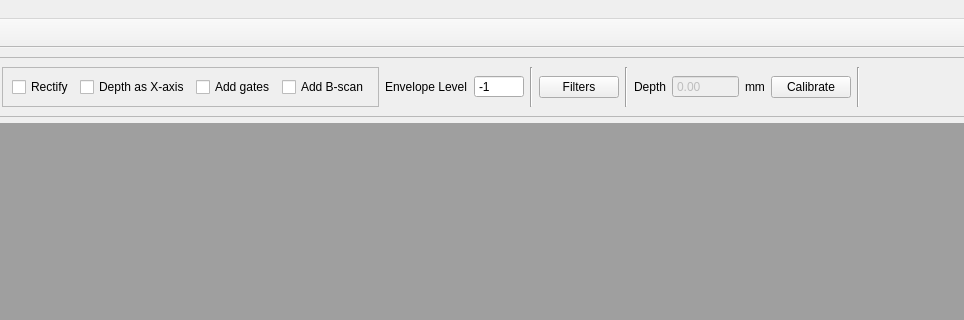
Above: mainwindow.ui from SDJoeKing/Tubers_GUI before the change; both pictures show x 326 to 1290 and y 0 to 320 of the 1487 by 723 pixel window. Below: the same form after it.
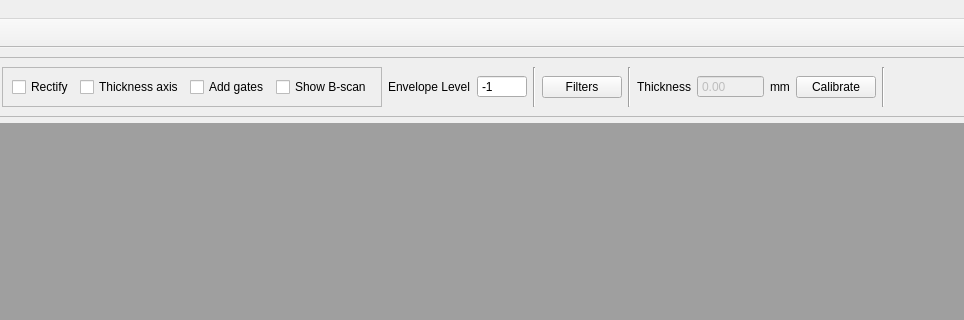
That is the form after the change.

Commit message: fix text for thickness

What changed in the file:
```diff
--- a/mainwindow.ui
+++ b/mainwindow.ui
@@ -196,7 +196,7 @@
             <item>
              <widget class="QCheckBox" name="ckDepthAxis">
               <property name="text">
-               <string>Depth as X-axis</string>
+               <string>Thickness axis</string>
               </property>
              </widget>
             </item>
@@ -210,7 +210,7 @@
             <item>
              <widget class="QCheckBox" name="ckBscan">
               <property name="text">
-               <string>Add B-scan</string>
+               <string>Show B-scan</string>
               </property>
              </widget>
             </item>
@@ -282,7 +282,7 @@
            <item>
             <widget class="QLabel" name="label_2">
              <property name="text">
-              <string>Depth</string>
+              <string>Thickness</string>
              </property>
             </widget>
            </item>
```
Left out of the diff: 2 changed lines with no effect on the pictures. The commit also changes 1 other file.
